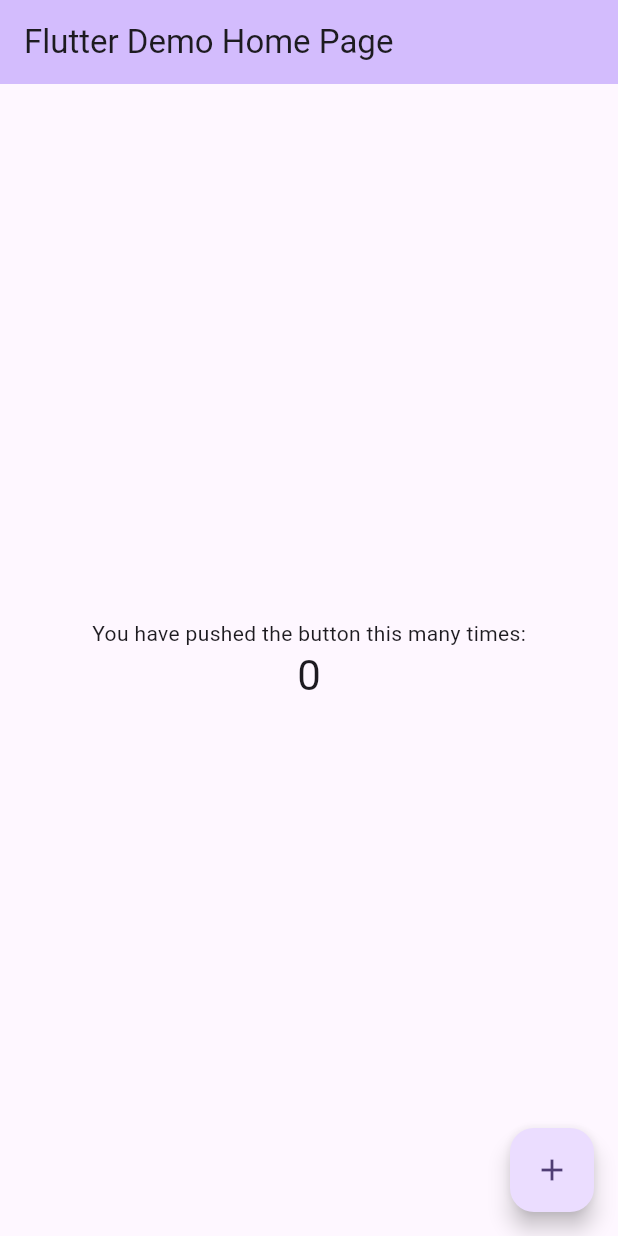
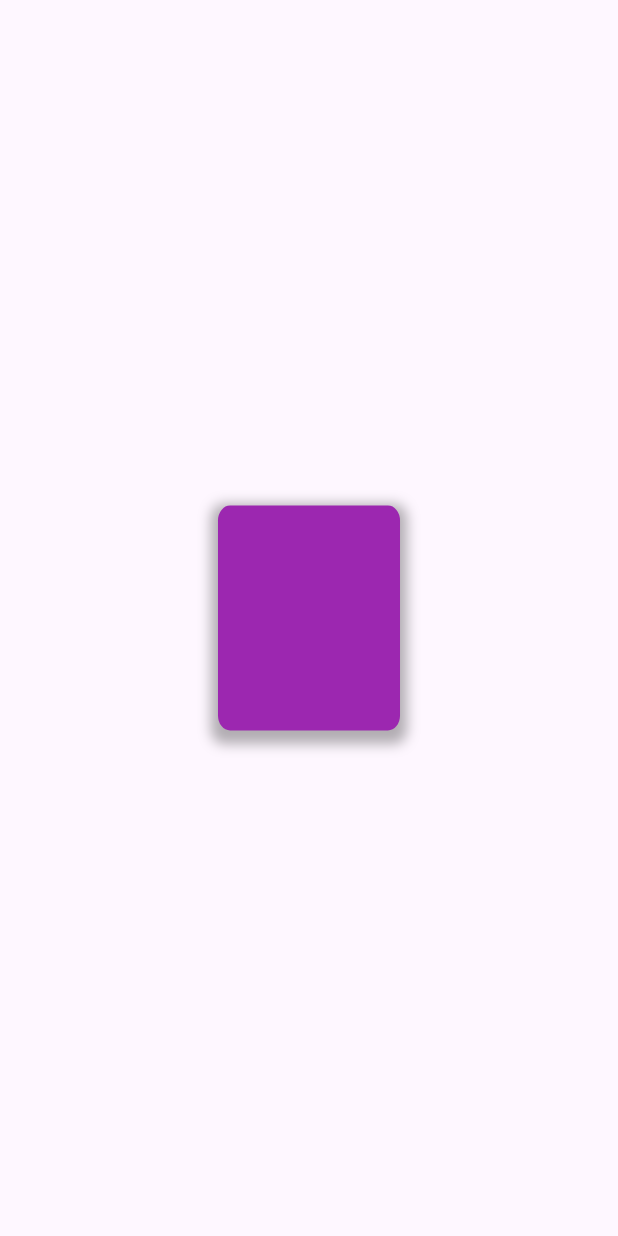
Before and after one commit to abwmcoders/Flutter-Animation, a Flutter app: the screen it shows after launch, on a phone screen of 412 x 824 dp. Run offline on Flutter 3.47's test engine with Material 2 defaults, Android fonts, the phone set to English and light mode, and no system bars.

Commit message:
ref:completed animation builder

```diff
--- a/animation_builder/lib/main.dart
+++ b/animation_builder/lib/main.dart
@@ -1,3 +1,5 @@
+import 'dart:math' show pi;
+
 import 'package:flutter/material.dart';
 
 void main() {
@@ -7,30 +9,16 @@ void main() {
 class MyApp extends StatelessWidget {
   const MyApp({super.key});
 
-  // This widget is the root of your application.
   @override
   Widget build(BuildContext context) {
     return MaterialApp(
       title: 'Flutter Demo',
       theme: ThemeData(
-        // This is the theme of your application.
-        //
-        // TRY THIS: Try running your application with "flutter run". You'll see
-        // the application has a blue toolbar. Then, without quitting the app,
-        // try changing the seedColor in the colorScheme below to Colors.green
-        // and then invoke "hot reload" (save your changes or press the "hot
-        // reload" button in a Flutter-supported IDE, or press "r" if you used
-        // the command line to start the app).
-        //
-        // Notice that the counter didn't reset back to zero; the application
-        // state is not lost during the reload. To reset the state, use hot
-        // restart instead.
-        //
-        // This works for code too, not just values: Most code changes can be
-        // tested with just a hot reload.
         colorScheme: ColorScheme.fromSeed(seedColor: Colors.deepPurple),
         useMaterial3: true,
       ),
+      debugShowCheckedModeBanner: false,
+      debugShowMaterialGrid: false,
       home: const MyHomePage(title: 'Flutter Demo Home Page'),
     );
   }
@@ -38,88 +26,67 @@ class MyApp extends StatelessWidget {
 
 class MyHomePage extends StatefulWidget {
   const MyHomePage({super.key, required this.title});
-
-  // This widget is the home page of your application. It is stateful, meaning
-  // that it has a State object (defined below) that contains fields that affect
-  // how it looks.
-
-  // This class is the configuration for the state. It holds the values (in this
-  // case the title) provided by the parent (in this case the App widget) and
-  // used by the build method of the State. Fields in a Widget subclass are
-  // always marked "final".
-
   final String title;
-
   @override
   State<MyHomePage> createState() => _MyHomePageState();
 }
 
-class _MyHomePageState extends State<MyHomePage> {
-  int _counter = 0;
+class _MyHomePageState extends State<MyHomePage>
+    with SingleTickerProviderStateMixin {
+  late AnimationController _controller;
+  late Animation<double> animation;
 
-  void _incrementCounter() {
-    setState(() {
-      // This call to setState tells the Flutter framework that something has
-      // changed in this State, which causes it to rerun the build method below
-      // so that the display can reflect the updated values. If we changed
-      // _counter without calling setState(), then the build method would not be
-      // called again, and so nothing would appear to happen.
-      _counter++;
-    });
+  @override
+  void initState() {
+    super.initState();
+    _controller = AnimationController(
+      vsync: this,
+      duration: Duration(seconds: 2),
+    );
+    animation = Tween<double>(begin: 0.0, end: 2 * pi).animate(_controller);
+    _controller.repeat();
   }
 
   @override
+  void dispose() {
+    _controller.dispose();
+    super.dispose();
+  }
+
+  /*
+  animation controller vs animation
+  0.0 - 0 degree
+  0.5 - 180 degrees
+  1.0 - 360 degrees
+  */
+
+  @override
   Widget build(BuildContext context) {
-    // This method is rerun every time setState is called, for instance as done
-    // by the _incrementCounter method above.
-    //
-    // The Flutter framework has been optimized to make rerunning build methods
-    // fast, so that you can just rebuild anything that needs updating rather
-    // than having to individually change instances of widgets.
     return Scaffold(
-      appBar: AppBar(
-        // TRY THIS: Try changing the color here to a specific color (to
-        // Colors.amber, perhaps?) and trigger a hot reload to see the AppBar
-        // change color while the other colors stay the same.
-        backgroundColor: Theme.of(context).colorScheme.inversePrimary,
-        // Here we take the value from the MyHomePage object that was created by
-        // the App.build method, and use it to set our appbar title.
-        title: Text(widget.title),
-      ),
       body: Center(
-        // Center is a layout widget. It takes a single child and positions it
-        // in the middle of the parent.
-        child: Column(
-          // Column is also a layout widget. It takes a list of children and
-          // arranges them vertically. By default, it sizes itself to fit its
-          // children horizontally, and tries to be as tall as its parent.
-          //
-          // Column has various properties to control how it sizes itself and
-          // how it positions its children. Here we use mainAxisAlignment to
-          // center the children vertically; the main axis here is the vertical
-          // axis because Columns are vertical (the cross axis would be
-          // horizontal).
-          //
-          // TRY THIS: Invoke "debug painting" (choose the "Toggle Debug Paint"
-          // action in the IDE, or press "p" in the console), to see the
-          // wireframe for each widget.
-          mainAxisAlignment: MainAxisAlignment.center,
-          children: <Widget>[
-            const Text(
-              'You have pushed the button this many times:',
-            ),
-            Text(
-              '$_counter',
-              style: Theme.of(context).textTheme.headlineMedium,
-            ),
-          ],
+        child: AnimatedBuilder(
+          animation: _controller,
+            builder: (context, child) {
+              return Transform(
+                alignment: Alignment.center,
+                transform: Matrix4.identity()..rotateY(animation.value),
+                child: Container(
+                  height: 150,
+                  width: 150,
+                  decoration: BoxDecoration(
+                      color: Colors.purple,
+                      borderRadius: BorderRadius.circular(10),
+                      boxShadow: [
+                        BoxShadow(
+                            color: Colors.black.withOpacity(.3),
+                            spreadRadius: 5,
+                            blurRadius: 7,
+                            offset: const Offset(0, 4))
+                      ]),
+              ),);
+            }
+          ),
         ),
-      ),
-      floatingActionButton: FloatingActionButton(
-        onPressed: _incrementCounter,
-        tooltip: 'Increment',
-        child: const Icon(Icons.add),
-      ), // This trailing comma makes auto-formatting nicer for build methods.
     );
   }
 }
```
